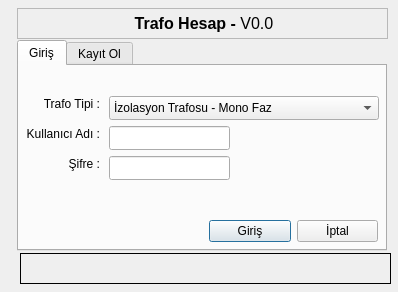
First picture: the form in QT_file/login.ui, repository yavuzbektas/transformator_calc, before the edit.
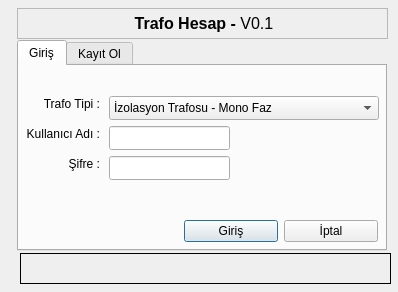
Second picture: the form after the edit. Icons and pictures are not drawn.

What changed in the file:
```diff
--- a/QT_file/login.ui
+++ b/QT_file/login.ui
@@ -91,9 +91,9 @@
     <widget class="QWidget" name="horizontalLayoutWidget">
      <property name="geometry">
       <rect>
-       <x>190</x>
+       <x>165</x>
        <y>150</y>
-       <width>169</width>
+       <width>194</width>
        <height>31</height>
       </rect>
      </property>
@@ -352,7 +352,7 @@
     <enum>QFrame::StyledPanel</enum>
    </property>
    <property name="text">
-    <string>&lt;html&gt;&lt;head/&gt;&lt;body&gt;&lt;p align=&quot;center&quot;&gt;&lt;span style=&quot; font-size:12pt; font-weight:600;&quot;&gt;Trafo Hesap  - &lt;/span&gt;&lt;span style=&quot; font-size:12pt;&quot;&gt;V0.0&lt;/span&gt;&lt;/p&gt;&lt;/body&gt;&lt;/html&gt;</string>
+    <string>&lt;html&gt;&lt;head/&gt;&lt;body&gt;&lt;p align=&quot;center&quot;&gt;&lt;span style=&quot; font-size:12pt; font-weight:600;&quot;&gt;Trafo Hesap - &lt;/span&gt;&lt;span style=&quot; font-size:12pt;&quot;&gt;V0.1&lt;/span&gt;&lt;/p&gt;&lt;/body&gt;&lt;/html&gt;</string>
    </property>
   </widget>
   <widget class="QLabel" name="label_6">
```
Left out of the diff: 2 changed lines with no effect on the pictures.
